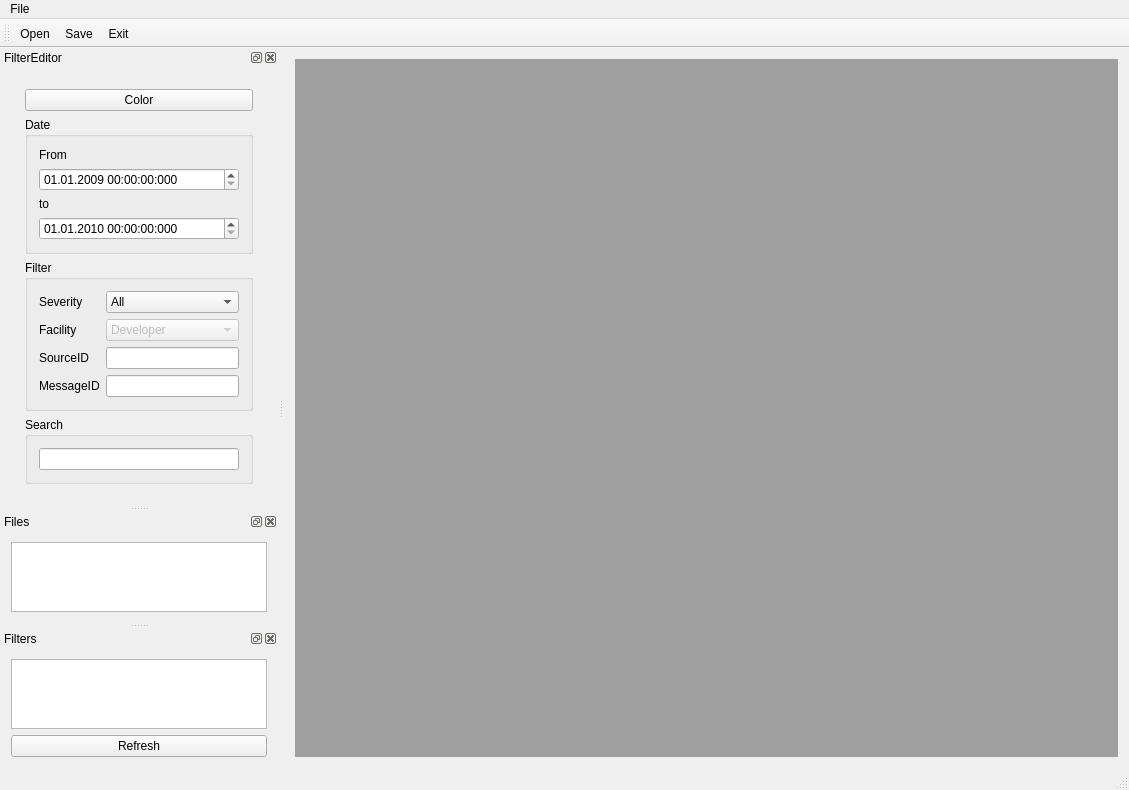
Before: the Qt Designer form mainwindow.ui in KomplexMaster/LogViewer, drawn with Qt 5.
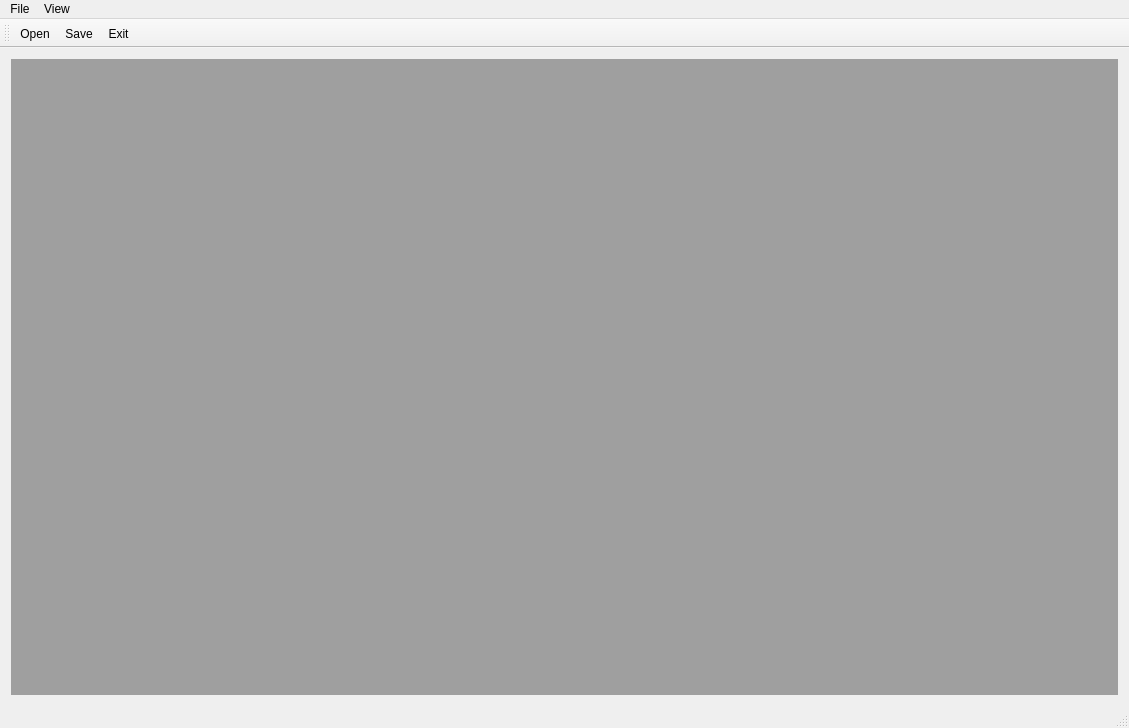
After: the same form once the commit is applied. Icons and pictures are not drawn.

Commit message: +Neudesign des GUI: 	Aufspaltung in DockWidgets: 	+LogFileViewerFilter->Listet alle Filter auf 	+LogFileViewerFilterEditor-> Zum editieren der Filter

Diff of the .ui file:
```diff
--- a/mainwindow.ui
+++ b/mainwindow.ui
@@ -7,7 +7,7 @@
     <x>0</x>
     <y>0</y>
     <width>1129</width>
-    <height>724</height>
+    <height>728</height>
    </rect>
   </property>
   <property name="windowTitle">
@@ -29,7 +29,7 @@
      <x>0</x>
      <y>0</y>
      <width>1129</width>
-     <height>21</height>
+     <height>19</height>
     </rect>
    </property>
    <widget class="QMenu" name="menuFile">
@@ -39,7 +39,16 @@
     <addaction name="actionOpen"/>
     <addaction name="actionExit"/>
    </widget>
+   <widget class="QMenu" name="menuView">
+    <property name="title">
+     <string>View</string>
+    </property>
+    <addaction name="actionFilterEditor"/>
+    <addaction name="actionFilters"/>
+    <addaction name="actionFiles"/>
+   </widget>
    <addaction name="menuFile"/>
+   <addaction name="menuView"/>
   </widget>
   <widget class="QStatusBar" name="statusBar"/>
   <widget class="QToolBar" name="toolBar">
@@ -59,347 +68,6 @@
    <addaction name="actionSave"/>
    <addaction name="actionExit"/>
   </widget>
-  <widget class="QDockWidget" name="dockWidgetFilterEditor">
-   <property name="windowTitle">
-    <string>FilterEditor</string>
-   </property>
-   <attribute name="dockWidgetArea">
-    <number>1</number>
-   </attribute>
-   <widget class="QWidget" name="dockWidgetContents">
-    <layout class="QGridLayout" name="gridLayout_7">
-     <item row="0" column="0">
-      <widget class="QWidget" name="control" native="true">
-       <property name="maximumSize">
-        <size>
-         <width>250</width>
-         <height>16777215</height>
-        </size>
-       </property>
-       <property name="locale">
-        <locale language="English" country="UnitedStates"/>
-       </property>
-       <layout class="QGridLayout" name="gridLayout_3">
-        <item row="1" column="0">
-         <widget class="QGroupBox" name="groupBox">
-          <property name="maximumSize">
-           <size>
-            <width>400</width>
-            <height>16777215</height>
-           </size>
-          </property>
-          <property name="locale">
-           <locale language="English" country="UnitedStates"/>
-          </property>
-          <property name="title">
-           <string>Date</string>
-          </property>
-          <property name="checkable">
-           <bool>false</bool>
-          </property>
-          <property name="checked">
-           <bool>false</bool>
-          </property>
-          <layout class="QGridLayout" name="gridLayout_2">
-           <item row="2" column="0">
-            <widget class="QLabel" name="labelDateTo">
-             <property name="locale">
-              <locale language="English" country="UnitedStates"/>
-             </property>
-             <property name="text">
-              <string>to</string>
-             </property>
-            </widget>
-           </item>
-           <item row="0" column="0">
-            <widget class="QLabel" name="labelDateFrom">
-             <property name="locale">
-              <locale language="English" country="UnitedStates"/>
-             </property>
-             <property name="text">
-              <string>From</string>
-             </property>
-            </widget>
-           </item>
-           <item row="1" column="0">
-            <widget class="QDateTimeEdit" name="dateTimeEditFrom">
-             <property name="locale">
-              <locale language="English" country="UnitedStates"/>
-             </property>
-             <property name="date">
-              <date>
-               <year>2009</year>
-               <month>1</month>
-               <day>1</day>
-              </date>
-             </property>
-             <property name="displayFormat">
-              <string>dd.MM.yyyy HH:mm:ss:zzz</string>
-             </property>
-            </widget>
-           </item>
-           <item row="3" column="0">
-            <widget class="QDateTimeEdit" name="dateTimeEditTo">
-             <property name="locale">
-              <locale language="English" country="UnitedStates"/>
-             </property>
-             <property name="date">
-              <date>
-               <year>2010</year>
-               <month>1</month>
-               <day>1</day>
-              </date>
-             </property>
-             <property name="displayFormat">
-              <string>dd.MM.yyyy HH:mm:ss:zzz</string>
-             </property>
-            </widget>
-           </item>
-          </layout>
-         </widget>
-        </item>
-        <item row="2" column="0">
-         <widget class="QGroupBox" name="groupBoxFilter">
-          <property name="sizePolicy">
-           <sizepolicy hsizetype="Preferred" vsizetype="Preferred">
-            <horstretch>0</horstretch>
-            <verstretch>0</verstretch>
-           </sizepolicy>
-          </property>
-          <property name="maximumSize">
-           <size>
-            <width>400</width>
-            <height>16777215</height>
-           </size>
-          </property>
-          <property name="locale">
-           <locale language="English" country="UnitedStates"/>
-          </property>
-          <property name="title">
-           <string>Filter</string>
-          </property>
-          <property name="flat">
-           <bool>false</bool>
-          </property>
-          <property name="checkable">
-           <bool>false</bool>
-          </property>
-          <property name="checked">
-           <bool>false</bool>
-          </property>
-          <layout class="QGridLayout" name="gridLayout_5">
-           <item row="0" column="0">
-            <widget class="QLabel" name="labelSeverity">
-             <property name="locale">
-              <locale language="English" country="UnitedStates"/>
-             </property>
-             <property name="text">
-              <string>Severity</string>
-             </property>
-            </widget>
-           </item>
-           <item row="1" column="0">
-            <widget class="QLabel" name="labelFacility">
-             <property name="locale">
-              <locale language="English" country="UnitedStates"/>
-             </property>
-             <property name="text">
-              <string>Facility</string>
-             </property>
-            </widget>
-           </item>
-           <item row="2" column="0">
-            <widget class="QLabel" name="labelSourceID">
-             <property name="locale">
-              <locale language="English" country="UnitedStates"/>
-             </property>
-             <property name="text">
-              <string>SourceID</string>
-             </property>
-            </widget>
-           </item>
-           <item row="3" column="0">
-            <widget class="QLabel" name="labelMessageID">
-             <property name="locale">
-              <locale language="English" country="UnitedStates"/>
-             </property>
-             <property name="text">
-              <string>MessageID</string>
-             </property>
-            </widget>
-           </item>
-           <item row="0" column="1">
-            <widget class="QComboBox" name="comboBoxSeverity">
-             <item>
-              <property name="text">
-               <string>All</string>
-              </property>
-             </item>
-             <item>
-              <property name="text">
-               <string>Action</string>
-              </property>
-             </item>
-             <item>
-              <property name="text">
-               <string>Information</string>
-              </property>
-             </item>
-             <item>
-              <property name="text">
-               <string>Telegram</string>
-              </property>
-             </item>
-             <item>
-              <property name="text">
-               <string>Warning</string>
-              </property>
-             </item>
-             <item>
-              <property name="text">
-               <string>Recoverable</string>
-              </property>
-             </item>
-             <item>
-              <property name="text">
-               <string>Error</string>
-              </property>
-             </item>
-             <item>
-              <property name="text">
-               <string>Fatal</string>
-              </property>
-             </item>
-            </widget>
-           </item>
-           <item row="1" column="1">
-            <widget class="QComboBox" name="comboBoxFacility">
-             <property name="enabled">
-              <bool>false</bool>
-             </property>
-             <item>
-              <property name="text">
-               <string>Developer</string>
-              </property>
-             </item>
-             <item>
-              <property name="text">
-               <string>Service</string>
-              </property>
-             </item>
-             <item>
-              <property name="text">
-               <string>Customer</string>
-              </property>
-             </item>
-            </widget>
-           </item>
-           <item row="2" column="1">
-            <widget class="QLineEdit" name="lineEditSourceID"/>
-           </item>
-           <item row="3" column="1">
-            <widget class="QLineEdit" name="lineEditMessageID"/>
-           </item>
-          </layout>
-         </widget>
-        </item>
-        <item row="5" column="0">
-         <spacer name="verticalSpacer">
-          <property name="locale">
-           <locale language="English" country="UnitedStates"/>
-          </property>
-          <property name="orientation">
-           <enum>Qt::Vertical</enum>
-          </property>
-          <property name="sizeHint" stdset="0">
-           <size>
-            <width>20</width>
-            <height>40</height>
-           </size>
-          </property>
-         </spacer>
-        </item>
-        <item row="3" column="0">
-         <widget class="QGroupBox" name="groupBoxSearch">
-          <property name="title">
-           <string>Search</string>
-          </property>
-          <layout class="QGridLayout" name="gridLayout_6">
-           <item row="0" column="0">
-            <widget class="QLineEdit" name="lineEditSearch"/>
-           </item>
-          </layout>
-         </widget>
-        </item>
-        <item row="0" column="0">
-         <widget class="QPushButton" name="pushButton">
-          <property name="text">
-           <string>Color</string>
-          </property>
-         </widget>
-        </item>
-       </layout>
-      </widget>
-     </item>
-    </layout>
-   </widget>
-  </widget>
-  <widget class="QDockWidget" name="dockWidgetFileList">
-   <property name="floating">
-    <bool>false</bool>
-   </property>
-   <property name="windowTitle">
-    <string>Files</string>
-   </property>
-   <attribute name="dockWidgetArea">
-    <number>1</number>
-   </attribute>
-   <widget class="QWidget" name="dockWidgetContents_2">
-    <layout class="QGridLayout" name="gridLayout_8">
-     <item row="0" column="0">
-      <widget class="QListWidget" name="listWidget">
-       <property name="locale">
-        <locale language="English" country="UnitedStates"/>
-       </property>
-       <property name="selectionMode">
-        <enum>QAbstractItemView::ExtendedSelection</enum>
-       </property>
-      </widget>
-     </item>
-    </layout>
-   </widget>
-  </widget>
-  <widget class="QDockWidget" name="dockWidgetFilterList">
-   <property name="windowTitle">
-    <string>Filters</string>
-   </property>
-   <attribute name="dockWidgetArea">
-    <number>1</number>
-   </attribute>
-   <widget class="QWidget" name="dockWidgetContents_3">
-    <layout class="QGridLayout" name="gridLayout_9">
-     <item row="0" column="0">
-      <widget class="QListView" name="listView"/>
-     </item>
-     <item row="1" column="0">
-      <widget class="QPushButton" name="pushButtonRefresh">
-       <property name="maximumSize">
-        <size>
-         <width>400</width>
-         <height>16777215</height>
-        </size>
-       </property>
-       <property name="locale">
-        <locale language="English" country="UnitedStates"/>
-       </property>
-       <property name="text">
-        <string>Refresh</string>
-       </property>
-      </widget>
-     </item>
-    </layout>
-   </widget>
-  </widget>
   <action name="actionOpen">
    <property name="icon">
     <iconset resource="res/res.qrc">
```
Left out of the diff: 101 changed lines with no effect on the pictures. The commit also changes 25 other files.
